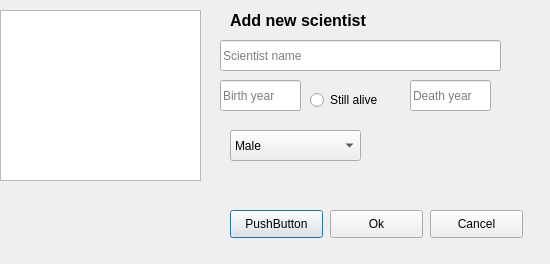
Before: the Qt Designer form addscientistdialog.ui in gudmundurb/H22, drawn with Qt 5.
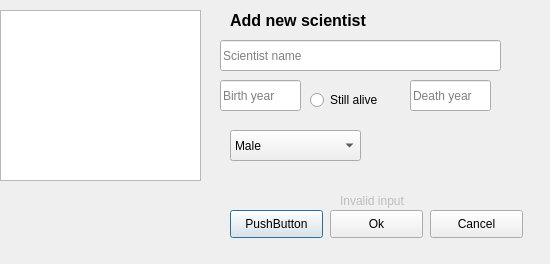
After: the same form once the commit is applied.

Commit message:
newScientist input check
Virkar ekki skil ekki hvers vegna

Diff of the .ui file:
```diff
--- a/addscientistdialog.ui
+++ b/addscientistdialog.ui
@@ -162,6 +162,22 @@
     <string>Still alive</string>
    </property>
   </widget>
+  <widget class="QLabel" name="InvalidInput">
+   <property name="enabled">
+    <bool>false</bool>
+   </property>
+   <property name="geometry">
+    <rect>
+     <x>340</x>
+     <y>190</y>
+     <width>101</width>
+     <height>21</height>
+    </rect>
+   </property>
+   <property name="text">
+    <string>Invalid input</string>
+   </property>
+  </widget>
  </widget>
  <resources/>
  <connections/>
```
The commit also changes 2 other files.
